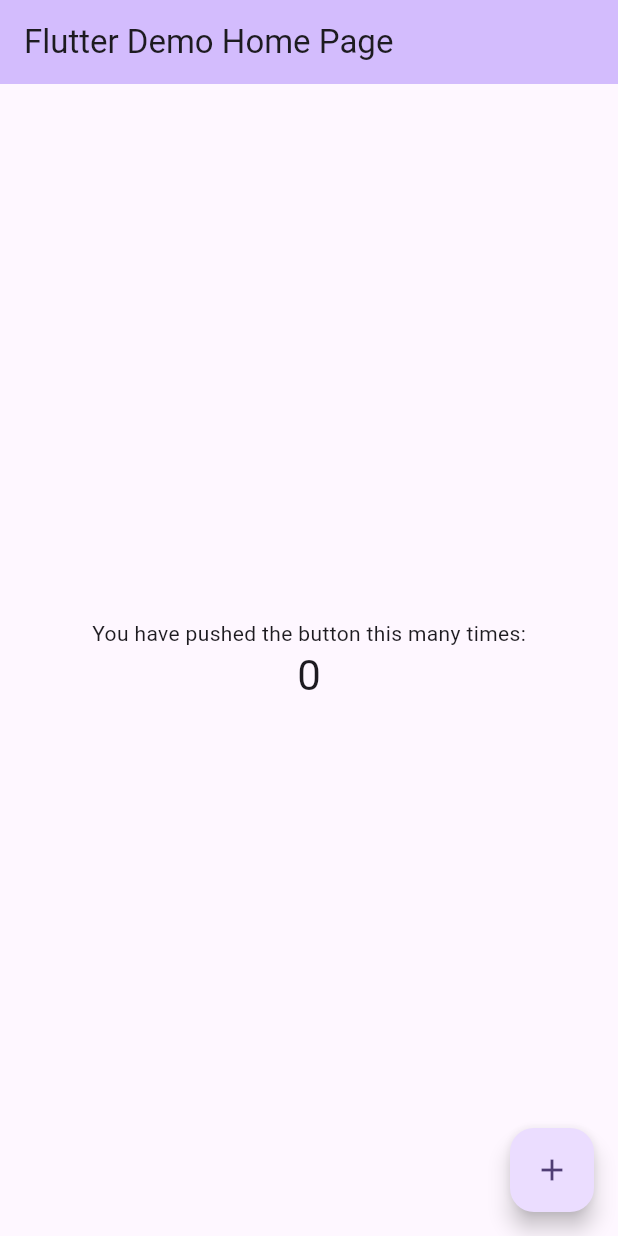
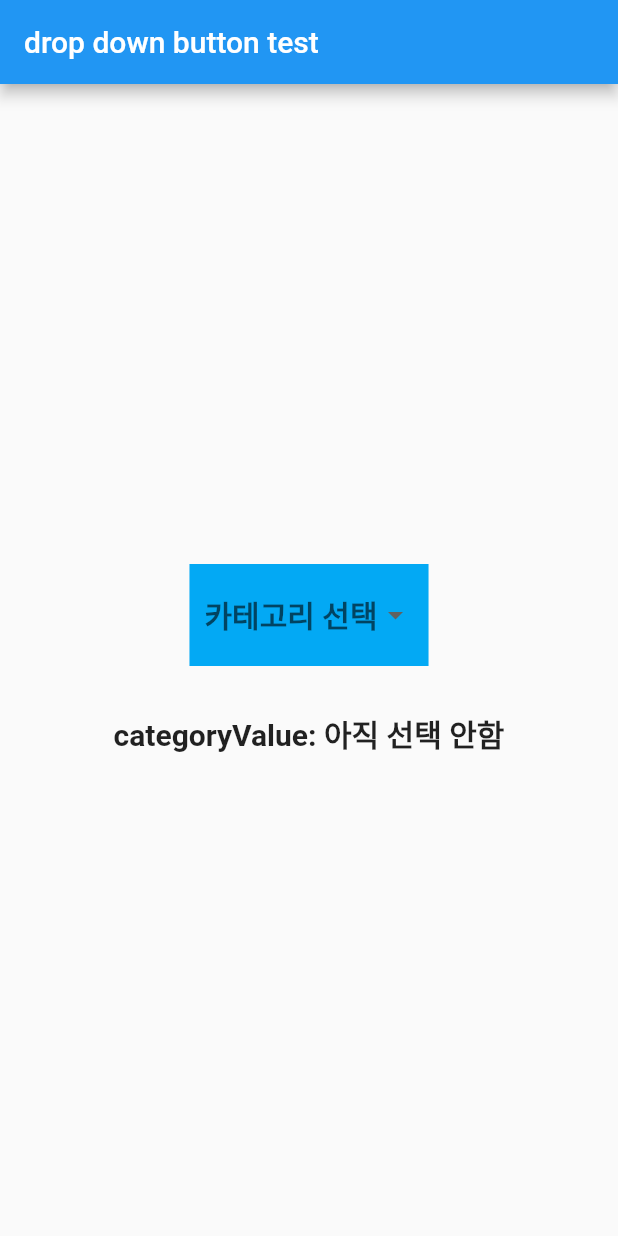
Before and after one commit to Rodgershyeonsik/flutter-study, a Flutter app: the screen it shows after launch, on a phone screen of 412 x 824 dp. Run offline on Flutter 3.47's test engine with Material 2 defaults, Android fonts, the phone set to English and light mode, and no system bars.

Commit message:
dropdown value를 provider로 관리해보기

```diff
--- /dev/null
+++ b/lib/dropdown_with_provider/custom_dropdown.dart
@@ -0,0 +1,33 @@
+import 'package:flutter/cupertino.dart';
+import 'package:flutter/material.dart';
+import 'package:provider/provider.dart';
+
+import 'dropdown_provider.dart';
+
+class CustomDropdownButton extends StatelessWidget {
+  const CustomDropdownButton({Key? key, required this.categoryList}) : super(key: key);
+  final List<String> categoryList;
+
+  @override
+  Widget build(BuildContext context) {
+
+    return DropdownButton<String>(
+      value: context.watch<DropdownProvider>().category, // DropdownButton value에 provider의 value 할당
+      hint: const Text('카테고리 선택'),
+      elevation: 0,
+      underline: const SizedBox.shrink(),
+      style: const TextStyle(
+          color: Colors.black,
+          fontWeight: FontWeight.bold, fontSize: 20),
+      onChanged: (String? value) {
+        context.read<DropdownProvider>().categorySelected(value);
+      },
+      items: categoryList.map<DropdownMenuItem<String>>((String value) {
+        return DropdownMenuItem<String>(
+          value: value,
+          child: Text(value),
+        );
+      }).toList(),
+    );
+  }
+}
--- /dev/null
+++ b/lib/dropdown_with_provider/dropdown_provider.dart
@@ -0,0 +1,11 @@
+import 'package:flutter/cupertino.dart';
+
+class DropdownProvider extends ChangeNotifier {
+  String? _category;
+  String? get category => _category;
+
+  void categorySelected(String? selectedCategory) {
+    _category = selectedCategory;
+    notifyListeners();
+  }
+}
--- /dev/null
+++ b/lib/dropdown_with_provider/home_with_dropdown.dart
@@ -0,0 +1,41 @@
+import 'package:flutter/cupertino.dart';
+import 'package:flutter/material.dart';
+import 'package:provider/provider.dart';
+import 'package:study/dropdown_with_provider/custom_dropdown.dart';
+
+import 'dropdown_provider.dart';
+
+class HomeWithDropDown extends StatelessWidget {
+  const HomeWithDropDown({Key? key}) : super(key: key);
+  static const List<String> categories = ['하나', '둘', '셋', '넷'];
+
+  @override
+  Widget build(BuildContext context) {
+
+    return Scaffold(
+      appBar: AppBar(
+        title: const Text('drop down button test'),
+      ),
+      body: Center(
+        child: Column(
+          mainAxisAlignment: MainAxisAlignment.center,
+          children: [
+            Container(
+              color: Colors.lightBlue,
+              padding: const EdgeInsets.all(10),
+              child: const CustomDropdownButton(
+                categoryList: categories,
+              ),
+            ),
+            const SizedBox(height: 30,),
+            Text('categoryValue: ${ context.watch<DropdownProvider>().category?? '아직 선택 안함'}',
+            style: const TextStyle(
+              fontWeight: FontWeight.bold,
+              fontSize: 20
+            ),)
+          ],
+        ),
+      ),
+    );
+  }
+}
--- a/lib/main.dart
+++ b/lib/main.dart
@@ -1,125 +1,25 @@
 import 'package:flutter/material.dart';
+import 'package:provider/provider.dart';
+
+import 'dropdown_with_provider/dropdown_provider.dart';
+import 'dropdown_with_provider/home_with_dropdown.dart';
 
 void main() {
-  runApp(const MyApp());
+  runApp(
+      MultiProvider(
+        providers: [
+          ChangeNotifierProvider(create: (_) => DropdownProvider())
+        ],
+          child: const MyApp()));
 }
 
 class MyApp extends StatelessWidget {
   const MyApp({super.key});
 
-  // This widget is the root of your application.
   @override
   Widget build(BuildContext context) {
-    return MaterialApp(
-      title: 'Flutter Demo',
-      theme: ThemeData(
-        // This is the theme of your application.
-        //
-        // TRY THIS: Try running your application with "flutter run". You'll see
-        // the application has a blue toolbar. Then, without quitting the app,
-        // try changing the seedColor in the colorScheme below to Colors.green
-        // and then invoke "hot reload" (save your changes or press the "hot
-        // reload" button in a Flutter-supported IDE, or press "r" if you used
-        // the command line to start the app).
-        //
-        // Notice that the counter didn't reset back to zero; the application
-        // state is not lost during the reload. To reset the state, use hot
-        // restart instead.
-        //
-        // This works for code too, not just values: Most code changes can be
-        // tested with just a hot reload.
-        colorScheme: ColorScheme.fromSeed(seedColor: Colors.deepPurple),
-        useMaterial3: true,
-      ),
-      home: const MyHomePage(title: 'Flutter Demo Home Page'),
+    return const MaterialApp(
+      home: HomeWithDropDown(),
     );
   }
 }
-
-class MyHomePage extends StatefulWidget {
-  const MyHomePage({super.key, required this.title});
-
-  // This widget is the home page of your application. It is stateful, meaning
-  // that it has a State object (defined below) that contains fields that affect
-  // how it looks.
-
-  // This class is the configuration for the state. It holds the values (in this
-  // case the title) provided by the parent (in this case the App widget) and
-  // used by the build method of the State. Fields in a Widget subclass are
-  // always marked "final".
-
-  final String title;
-
-  @override
-  State<MyHomePage> createState() => _MyHomePageState();
-}
-
-class _MyHomePageState extends State<MyHomePage> {
-  int _counter = 0;
-
-  void _incrementCounter() {
-    setState(() {
-      // This call to setState tells the Flutter framework that something has
-      // changed in this State, which causes it to rerun the build method below
-      // so that the display can reflect the updated values. If we changed
-      // _counter without calling setState(), then the build method would not be
-      // called again, and so nothing would appear to happen.
-      _counter++;
-    });
-  }
-
-  @override
-  Widget build(BuildContext context) {
-    // This method is rerun every time setState is called, for instance as done
-    // by the _incrementCounter method above.
-    //
-    // The Flutter framework has been optimized to make rerunning build methods
-    // fast, so that you can just rebuild anything that needs updating rather
-    // than having to individually change instances of widgets.
-    return Scaffold(
-      appBar: AppBar(
-        // TRY THIS: Try changing the color here to a specific color (to
-        // Colors.amber, perhaps?) and trigger a hot reload to see the AppBar
-        // change color while the other colors stay the same.
-        backgroundColor: Theme.of(context).colorScheme.inversePrimary,
-        // Here we take the value from the MyHomePage object that was created by
-        // the App.build method, and use it to set our appbar title.
-        title: Text(widget.title),
-      ),
-      body: Center(
-        // Center is a layout widget. It takes a single child and positions it
-        // in the middle of the parent.
-        child: Column(
-          // Column is also a layout widget. It takes a list of children and
-          // arranges them vertically. By default, it sizes itself to fit its
-          // children horizontally, and tries to be as tall as its parent.
-          //
-          // Column has various properties to control how it sizes itself and
-          // how it positions its children. Here we use mainAxisAlignment to
-          // center the children vertically; the main axis here is the vertical
-          // axis because Columns are vertical (the cross axis would be
-          // horizontal).
-          //
-          // TRY THIS: Invoke "debug painting" (choose the "Toggle Debug Paint"
-          // action in the IDE, or press "p" in the console), to see the
-          // wireframe for each widget.
-          mainAxisAlignment: MainAxisAlignment.center,
-          children: <Widget>[
-            const Text(
-              'You have pushed the button this many times:',
-            ),
-            Text(
-              '$_counter',
-              style: Theme.of(context).textTheme.headlineMedium,
-            ),
-          ],
-        ),
-      ),
-      floatingActionButton: FloatingActionButton(
-        onPressed: _incrementCounter,
-        tooltip: 'Increment',
-        child: const Icon(Icons.add),
-      ), // This trailing comma makes auto-formatting nicer for build methods.
-    );
-  }
-}
--- a/pubspec.yaml
+++ b/pubspec.yaml
@@ -30,6 +30,7 @@ environment:
 dependencies:
   flutter:
     sdk: flutter
+  provider: ^6.0.5
 
 
   # The following adds the Cupertino Icons font to your application.
```
Also changed, not shown: pubspec.lock.
